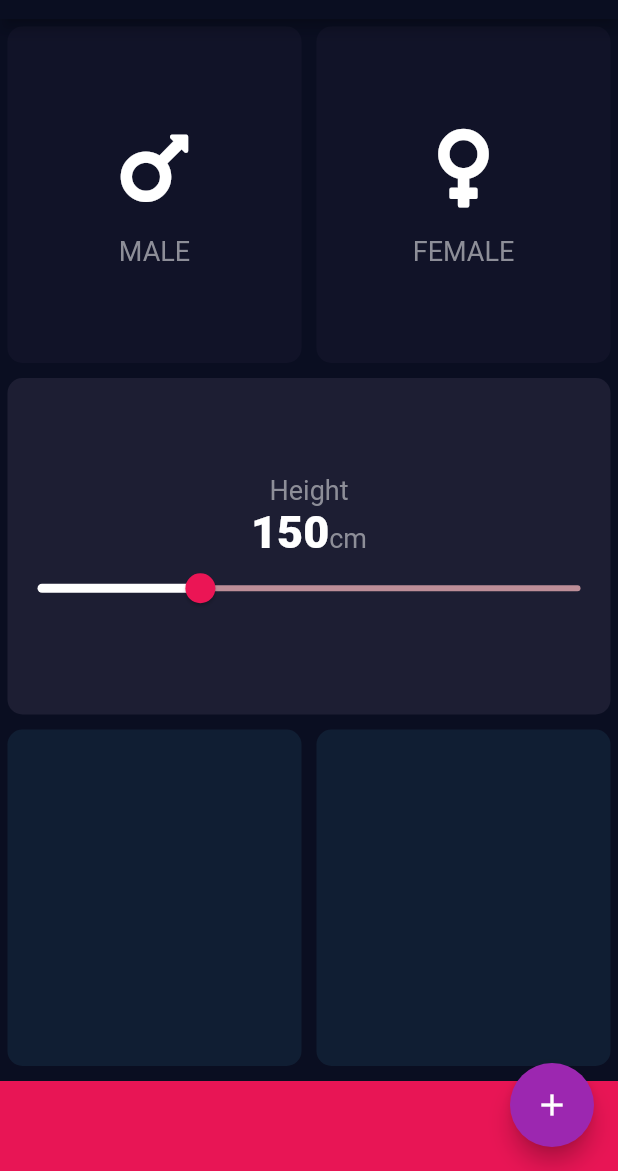
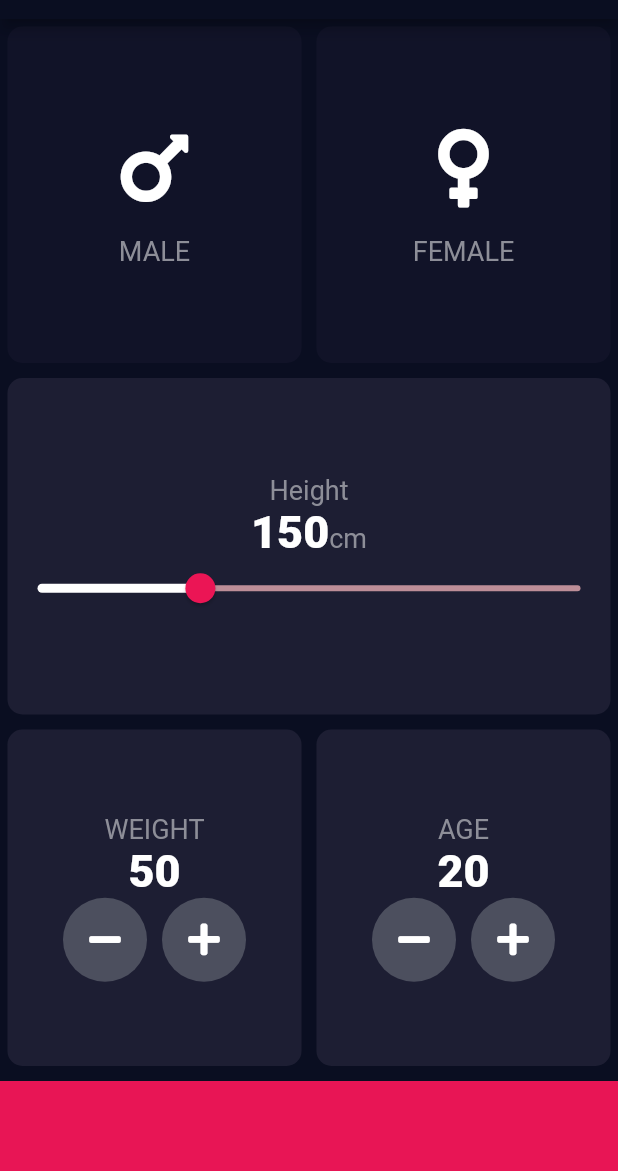
Before and after one commit to kudjieRaymond/bmi-calculator, a Flutter app: the screen it shows after launch, on a phone screen of 412 x 824 dp, the part 65-1236 px from its top. Run offline on Flutter 3.47's test engine with Material 2 defaults, Android fonts, the phone set to English and light mode, and no system bars; our stand-ins replace font_awesome_flutter.

Commit message:
add age and weight increment and decrement buttons

```diff
--- a/lib/input_page.dart
+++ b/lib/input_page.dart
@@ -15,6 +15,8 @@ class InputPage extends StatefulWidget {
 class _InputPageState extends State<InputPage> {
   Gender selectedGender;
   int height = 150;
+  int weight = 50;
+  int age = 20;
   @override
   Widget build(BuildContext context) {
     return Scaffold(
@@ -81,6 +83,7 @@ class _InputPageState extends State<InputPage> {
                   ),
                   SliderTheme(
                     data: SliderTheme.of(context).copyWith(
+                        inactiveTrackColor: Color(0XFFBD8E98),
                         activeTrackColor: Colors.white,
                         thumbColor: Color(0XFFEB1555),
                         overlayColor: Color(0X29EB1555),
@@ -92,7 +95,6 @@ class _InputPageState extends State<InputPage> {
                         value: height.toDouble(),
                         min: 120.0,
                         max: 220.0,
-                        inactiveColor: Color(0XFFBD8E98),
                         onChanged: (double newValue) {
                           setState(() {
                             height = newValue.round();
@@ -107,10 +109,78 @@ class _InputPageState extends State<InputPage> {
             child: Row(
               children: <Widget>[
                 Expanded(
-                  child: ReusableCard(colour: Color(0XFF101E33)),
+                  child: ReusableCard(
+                    colour: kActiveCardColour,
+                    cardChild: Column(
+                      mainAxisAlignment: MainAxisAlignment.center,
+                      children: <Widget>[
+                        Text('WEIGHT', style: kLabelTextStyle),
+                        Text(
+                          weight.toString(),
+                          style: kNumberTextStyle,
+                        ),
+                        Row(
+                          mainAxisAlignment: MainAxisAlignment.center,
+                          children: <Widget>[
+                            RoundIconButton(
+                              icon: FontAwesomeIcons.minus,
+                              onPressed: () {
+                                setState(() {
+                                  weight--;
+                                });
+                              },
+                            ),
+                            SizedBox(width: 10.0),
+                            RoundIconButton(
+                              icon: FontAwesomeIcons.plus,
+                              onPressed: () {
+                                setState(() {
+                                  weight++;
+                                });
+                              },
+                            ),
+                          ],
+                        ),
+                      ],
+                    ),
+                  ),
                 ),
                 Expanded(
-                  child: ReusableCard(colour: Color(0XFF101E33)),
+                  child: ReusableCard(
+                    colour: kActiveCardColour,
+                    cardChild: Column(
+                      mainAxisAlignment: MainAxisAlignment.center,
+                      children: <Widget>[
+                        Text('AGE', style: kLabelTextStyle),
+                        Text(
+                          age.toString(),
+                          style: kNumberTextStyle,
+                        ),
+                        Row(
+                          mainAxisAlignment: MainAxisAlignment.center,
+                          children: <Widget>[
+                            RoundIconButton(
+                              icon: FontAwesomeIcons.minus,
+                              onPressed: () {
+                                setState(() {
+                                  age--;
+                                });
+                              },
+                            ),
+                            SizedBox(width: 10.0),
+                            RoundIconButton(
+                              icon: FontAwesomeIcons.plus,
+                              onPressed: () {
+                                setState(() {
+                                  age++;
+                                });
+                              },
+                            ),
+                          ],
+                        ),
+                      ],
+                    ),
+                  ),
                 )
               ],
             ),
@@ -122,12 +192,29 @@ class _InputPageState extends State<InputPage> {
               margin: EdgeInsets.only(top: 5.0)),
         ],
       ),
-      floatingActionButton: Theme(
-        data: ThemeData(accentColor: Colors.purple),
-        child: FloatingActionButton(
-          child: Icon(Icons.add),
-        ),
-      ),
+//      floatingActionButton: Theme(
+//        data: ThemeData(accentColor: Colors.purple),
+//        child: FloatingActionButton(
+//          child: Icon(Icons.add),
+//        ),
+//      ),
     );
   }
 }
+
+class RoundIconButton extends StatelessWidget {
+  RoundIconButton({@required this.icon, @required this.onPressed});
+  final IconData icon;
+  final Function onPressed;
+  @override
+  Widget build(BuildContext context) {
+    return RawMaterialButton(
+      child: Icon(icon),
+      onPressed: onPressed,
+      elevation: 0.0,
+      constraints: BoxConstraints.tightFor(height: 56.0, width: 56.0),
+      shape: CircleBorder(),
+      fillColor: Color(0XFF4C4F5E),
+    );
+  }
+}
```
